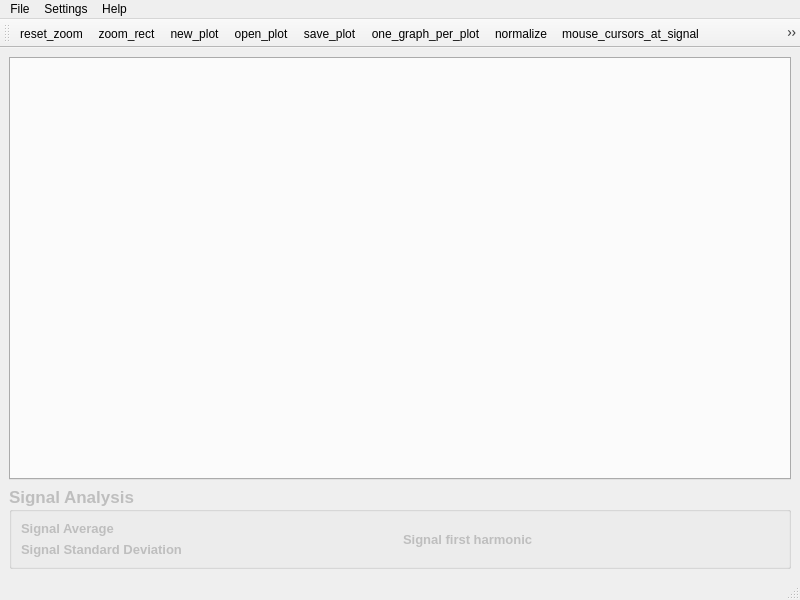
Before: the Qt Designer form mainwindow.ui in AlfTeleco/SeeSignal, drawn with Qt 5.
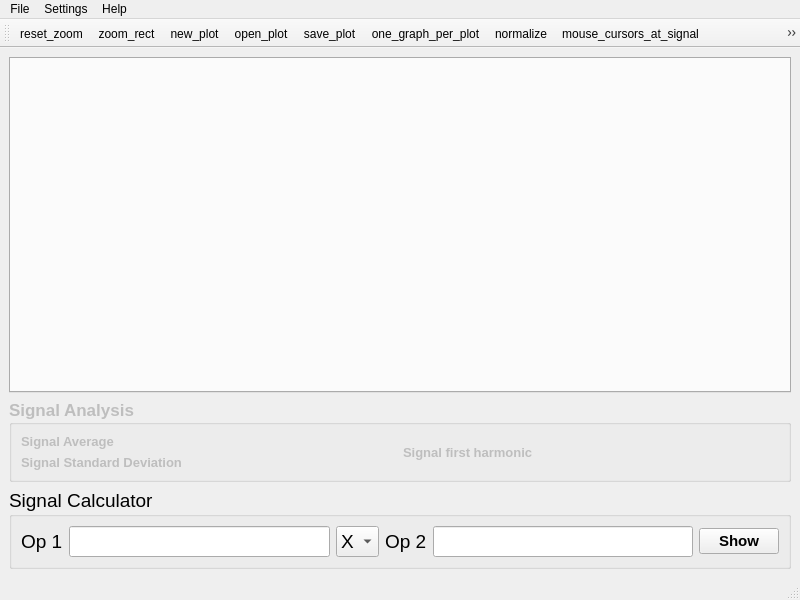
After: the same form once the commit is applied. Icons and pictures are not drawn.

Commit message: Mezcladas las ramas feature_auto_signal_analysis y feature_signal_calculator

What changed in the file:
```diff
--- a/mainwindow.ui
+++ b/mainwindow.ui
@@ -156,6 +156,95 @@
       </layout>
      </widget>
     </item>
+    <item>
+     <widget class="QGroupBox" name="signalCalculator">
+      <property name="enabled">
+       <bool>true</bool>
+      </property>
+      <property name="font">
+       <font>
+        <pointsize>14</pointsize>
+       </font>
+      </property>
+      <property name="title">
+       <string>Signal Calculator</string>
+      </property>
+      <layout class="QHBoxLayout" name="horizontalLayout">
+       <item>
+        <widget class="QLabel" name="op1_label">
+         <property name="text">
+          <string>Op 1</string>
+         </property>
+        </widget>
+       </item>
+       <item>
+        <widget class="QLineEdit" name="op1_edit">
+         <property name="readOnly">
+          <bool>true</bool>
+         </property>
+        </widget>
+       </item>
+       <item>
+        <widget class="QComboBox" name="operation_symbol">
+         <property name="sizePolicy">
+          <sizepolicy hsizetype="Maximum" vsizetype="Fixed">
+           <horstretch>0</horstretch>
+           <verstretch>0</verstretch>
+          </sizepolicy>
+         </property>
+         <item>
+          <property name="text">
+           <string>X</string>
+          </property>
+         </item>
+         <item>
+          <property name="text">
+           <string>/</string>
+          </property>
+         </item>
+         <item>
+          <property name="text">
+           <string>+</string>
+          </property>
+         </item>
+         <item>
+          <property name="text">
+           <string>-</string>
+          </property>
+         </item>
+        </widget>
+       </item>
+       <item>
+        <widget class="QLabel" name="op2_label">
+         <property name="text">
+          <string>Op 2</string>
+         </property>
+        </widget>
+       </item>
+       <item>
+        <widget class="QLineEdit" name="op2_edit">
+         <property name="readOnly">
+          <bool>true</bool>
+         </property>
+        </widget>
+       </item>
+       <item>
+        <widget class="QPushButton" name="show_result_operation">
+         <property name="font">
+          <font>
+           <pointsize>11</pointsize>
+           <weight>75</weight>
+           <bold>true</bold>
+          </font>
+         </property>
+         <property name="text">
+          <string>Show</string>
+         </property>
+        </widget>
+       </item>
+      </layout>
+     </widget>
+    </item>
    </layout>
   </widget>
   <widget class="QMenuBar" name="menubar">
```
Left out of the diff: 16 changed lines with no effect on the pictures. The commit also changes 7 other files.
